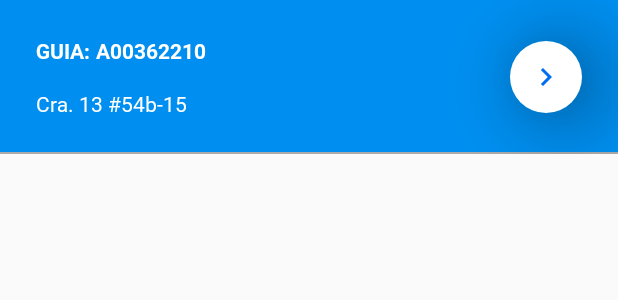
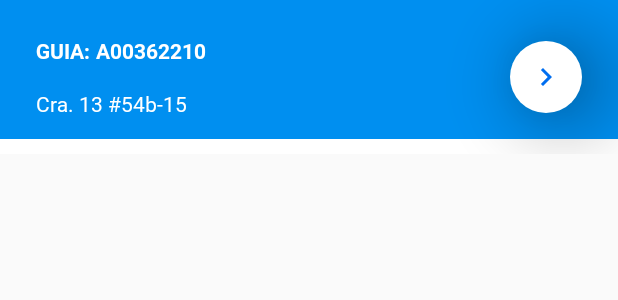
Before and after one commit to Nejro/AppMovilEnvios, an Android app: the layout guide_current_row.xml on its own in the app's theme, with its tools: preview values and no code run, on a phone screen of 412 x 824 dp. Shown: the top 300 px of the screen. Run offline under Robolectric (Android 15) with nearby library versions, the phone set to English and light mode, and no system bars.

Commit message:
Algunos bugs arreglados

```diff
--- a/TPTR-main/app/src/main/res/layout/guide_current_row.xml
+++ b/TPTR-main/app/src/main/res/layout/guide_current_row.xml
@@ -58,8 +58,8 @@
     <View
         android:id="@+id/separator"
         android:layout_width="match_parent"
-        android:layout_height="1dp"
-        android:background="@android:color/darker_gray"
+        android:layout_height="10dp"
+        android:background="@color/white"
         app:layout_constraintBottom_toBottomOf="parent"
         app:layout_constraintEnd_toEndOf="parent"
         app:layout_constraintStart_toStartOf="parent" />
--- a/TPTR-main/app/src/main/res/layout/guide_plan_row.xml
+++ b/TPTR-main/app/src/main/res/layout/guide_plan_row.xml
@@ -58,8 +58,8 @@
     <View
         android:id="@+id/separator"
         android:layout_width="match_parent"
-        android:layout_height="1dp"
-        android:background="@android:color/darker_gray"
+        android:layout_height="10dp"
+        android:background="@color/white"
         app:layout_constraintBottom_toBottomOf="parent"
         app:layout_constraintEnd_toEndOf="parent"
         app:layout_constraintStart_toStartOf="parent" />
```
Also changed, not shown: TPTR-main/app/src/main/java/com/under/tptr/MapsActivity.kt (+17 -6 lines), TPTR-main/app/src/main/java/com/under/tptr/RouteActivity.kt (+10 -3 lines).
